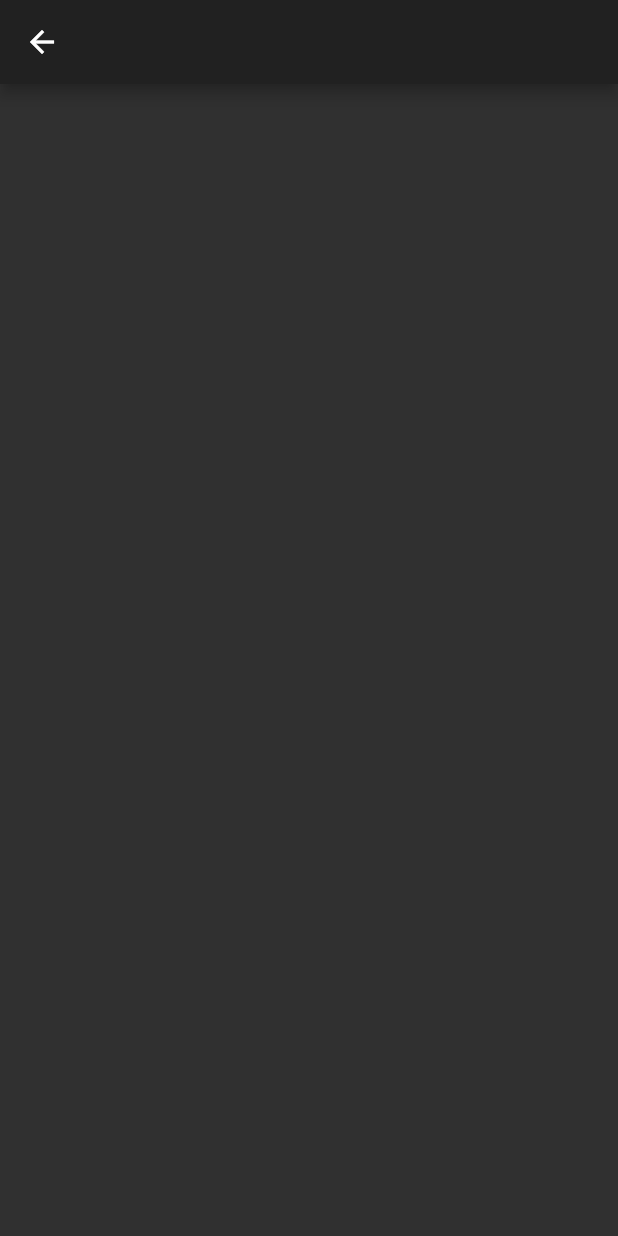
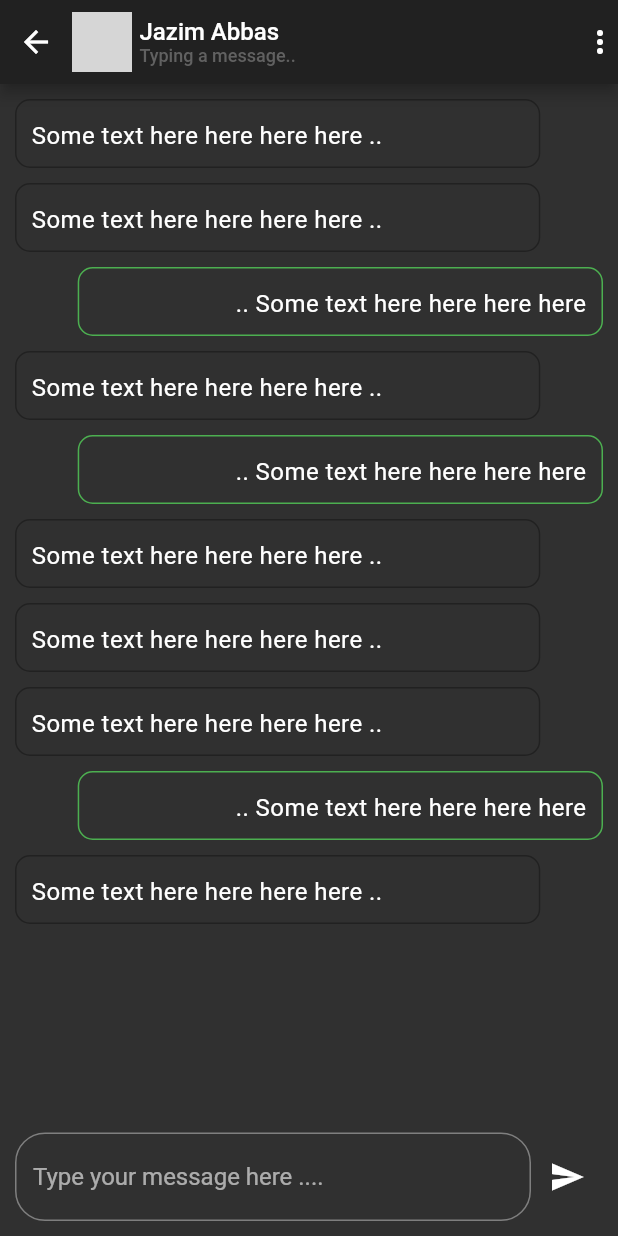
Before and after one commit to RanaJazim/whatsapp-ui-clone, a Flutter app: the SingleChatScreen screen opened directly, on a phone screen of 412 x 824 dp. Run offline on Flutter 3.47's test engine with Material 2 defaults, Android fonts, the phone set to English and light mode, and no system bars; our stand-ins replace badges; network calls fail; grey boxes are pictures that could not be loaded.

Commit message:
Added single chat screen
Single chat screen all necessary functionallities like chat list user chat and current user chat, and message textfield at bottom of the screen

```diff
--- a/lib/src/screens/single_chat.dart
+++ b/lib/src/screens/single_chat.dart
@@ -4,7 +4,157 @@ class SingleChatScreen extends StatelessWidget {
   @override
   Widget build(BuildContext context) {
     return Scaffold(
-      appBar: AppBar(),
+      appBar: _appbar(context),
+      body: _buildContent(context),
+    );
+  }
+
+  Widget _appbar(BuildContext context) {
+    return AppBar(
+      automaticallyImplyLeading: false,
+      titleSpacing: 0.0,
+      title: Row(
+        mainAxisAlignment: MainAxisAlignment.start,
+        crossAxisAlignment: CrossAxisAlignment.center,
+        children: <Widget>[
+          IconButton(
+            icon: Icon(Icons.arrow_back),
+            onPressed: () => Navigator.pop(context),
+          ),
+          CircleAvatar(
+            backgroundImage: NetworkImage(_avatar),
+          ),
+          SizedBox(width: 5),
+          Column(
+            crossAxisAlignment: CrossAxisAlignment.start,
+            children: <Widget>[
+              const Text(
+                "Jazim Abbas",
+                style: const TextStyle(
+                  fontSize: 16,
+                ),
+              ),
+              Text(
+                "Typing a message..",
+                style: TextStyle(
+                  fontSize: 12,
+                  color: Theme.of(context).secondaryHeaderColor
+                ),
+              ),
+            ],
+          ),
+        ],
+      ),
+      actions: <Widget>[
+        Icon(Icons.more_vert),
+      ],
+    );
+  }
+
+  Widget _buildContent(BuildContext context) {
+    return Column(
+      mainAxisAlignment: MainAxisAlignment.spaceBetween,
+      crossAxisAlignment: CrossAxisAlignment.start,
+      children: <Widget>[
+        Expanded(
+          child: _Chat(),
+        ),
+        _Message(),
+      ],
     );
   }
 }
+
+class _Chat extends StatelessWidget {
+  @override
+  Widget build(BuildContext context) {
+    return ListView(
+      children: <Widget>[
+        _SingleChat(true),
+        _SingleChat(true),
+        _SingleChat(false),
+        _SingleChat(true),
+        _SingleChat(false),
+        _SingleChat(true),
+        _SingleChat(true),
+        _SingleChat(true),
+        _SingleChat(false),
+        _SingleChat(true),
+      ],
+    );
+  }
+}
+
+class _SingleChat extends StatelessWidget {
+  final bool _isOpponent;
+
+  _SingleChat(this._isOpponent);
+
+  @override
+  Widget build(BuildContext context) {
+    return Container(
+      padding: EdgeInsets.only(
+        top: 10,
+        right: _isOpponent ? 0.0 : 10.0,
+        left: _isOpponent ? 10.0 : 0.0,
+      ),
+      child: Align(
+        alignment: _isOpponent ? Alignment.topLeft : Alignment.topRight,
+        child: Container(
+          width: MediaQuery.of(context).size.width * 0.85,
+          padding: EdgeInsets.all(10),
+          decoration: BoxDecoration(
+            border: Border.all(
+              color:
+                  _isOpponent ? Theme.of(context).primaryColor : Colors.green,
+              width: 1.0,
+              style: BorderStyle.solid,
+            ),
+            borderRadius: BorderRadius.circular(10.0),
+          ),
+          child: Text(
+            "Some text here here here here ..",
+            textDirection: _isOpponent ? TextDirection.ltr : TextDirection.rtl,
+            style: TextStyle(
+              letterSpacing: 0.3,
+              height: 1.5,
+              fontSize: 16,
+            ),
+          ),
+        ),
+      ),
+    );
+  }
+}
+
+class _Message extends StatelessWidget {
+  @override
+  Widget build(BuildContext context) {
+    return Container(
+      padding: EdgeInsets.all(10),
+      child: Row(
+        children: <Widget>[
+          Expanded(
+            child: TextField(
+              decoration: InputDecoration(
+                hintText: "Type your message here ....",
+                border:
+                    OutlineInputBorder(borderRadius: BorderRadius.circular(20)),
+              ),
+            ),
+          ),
+          IconButton(
+            icon: Icon(Icons.send),
+            onPressed: () {},
+          ),
+        ],
+      ),
+    );
+  }
+}
+
+final _avatar =
+    "https://images.pexels.com/photos/35537/child-children-girl-happy.jpg?auto=compress&cs=tinysrgb&dpr=1&w=500";
+
+final _chatContent =
+    "There are many variations of passages of Lorem Ipsum available, but the majority have suffered alteration in some form, by injected humour, or randomised words which don't look even slightly believable.";
```
